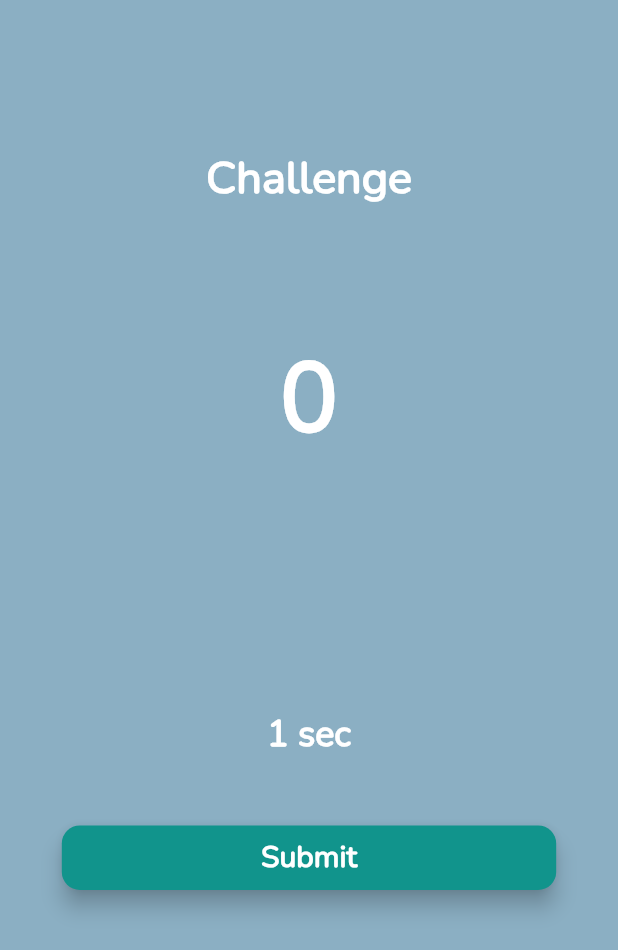
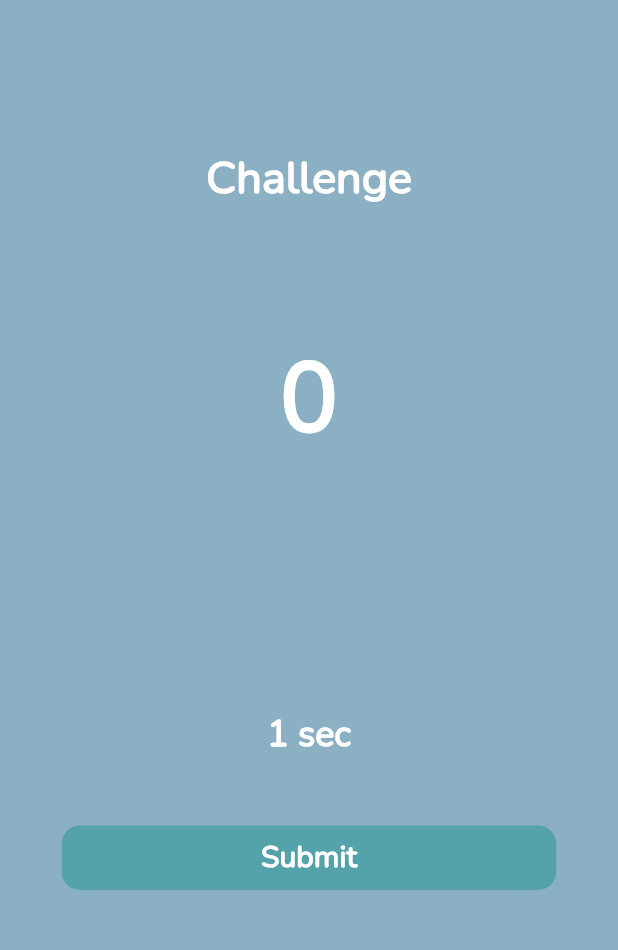
Before and after one commit to Sam21-39/wally_the_stupid, a Flutter app: the TapPage screen opened directly, on a phone screen of 412 x 824 dp. Shown: the top 950 px of the screen. Run offline on Flutter 3.47's test engine with Material 2 defaults, Android fonts, the phone set to English and light mode, and no system bars; our stand-ins replace animated_text_kit, cloud_firestore, device_info_plus, firebase_auth, firebase_core, fluttertoast and 5 more; missing offline and left inert: feature_discovery; accounts and stored records are empty; statements that could not run were skipped.

Commit message:
errro fixed

```diff
--- a/lib/Views/TapPage/tap.dart
+++ b/lib/Views/TapPage/tap.dart
@@ -93,8 +93,10 @@ class _TapPageState extends State<TapPage> {
                   height: size.height * 0.05,
                 ),
                 MaterialButton(
+                  disabledColor: UI.appButtonColor.withOpacity(0.45),
                   minWidth: size.width * 0.8,
-                  onPressed: () async {
+                  onPressed: widget.challenge?.answer == no
+                      ? () async {
                           final db = DataHandler.dataInstance;
                           timer.cancel();
                           final result = await db.addAnswer(
@@ -113,7 +115,8 @@ class _TapPageState extends State<TapPage> {
                             db.updateLeaderBoard();
                             Get.offAll(DashBoardPage());
                           }
-                  },
+                        }
+                      : null,
                   child: Padding(
                     padding: const EdgeInsets.all(8.0),
                     child: Text(
--- a/lib/main.dart
+++ b/lib/main.dart
@@ -18,11 +18,7 @@ void main() async {
   WidgetsFlutterBinding.ensureInitialized();
   await Firebase.initializeApp();
   await MobileAds.instance.initialize();
-  final androidInfo = await DeviceInfoPlugin().androidInfo;
-  final isAndroidOld = (androidInfo.version.sdkInt ?? 0) < 29; //Android 10
-  isAndroidOld
-      ? await PlatformViewsService.synchronizeToNativeViewHierarchy(false)
-      : await PlatformViewsService.synchronizeToNativeViewHierarchy(true);
+  await PlatformViewsService.synchronizeToNativeViewHierarchy(false);
   runApp(MyApp());
 }
 
--- a/pubspec.yaml
+++ b/pubspec.yaml
@@ -43,9 +43,9 @@ dev_dependencies:
 flutter_icons:
   android: "launcher_icon"
   ios: true
-  image_path: "assets/images/wally.png"
+  image_path: "assets/images/logo.png"
   adaptive_icon_background: "#11948C"
-  adaptive_icon_foreground: "assets/images/wally.png"
+  adaptive_icon_foreground: "assets/images/logo.png"
 
 flutter:
 
```
Also changed, not shown: assets/images/logo.png (added), 25 other files. Lines whose indentation alone changed are shown as unchanged.
